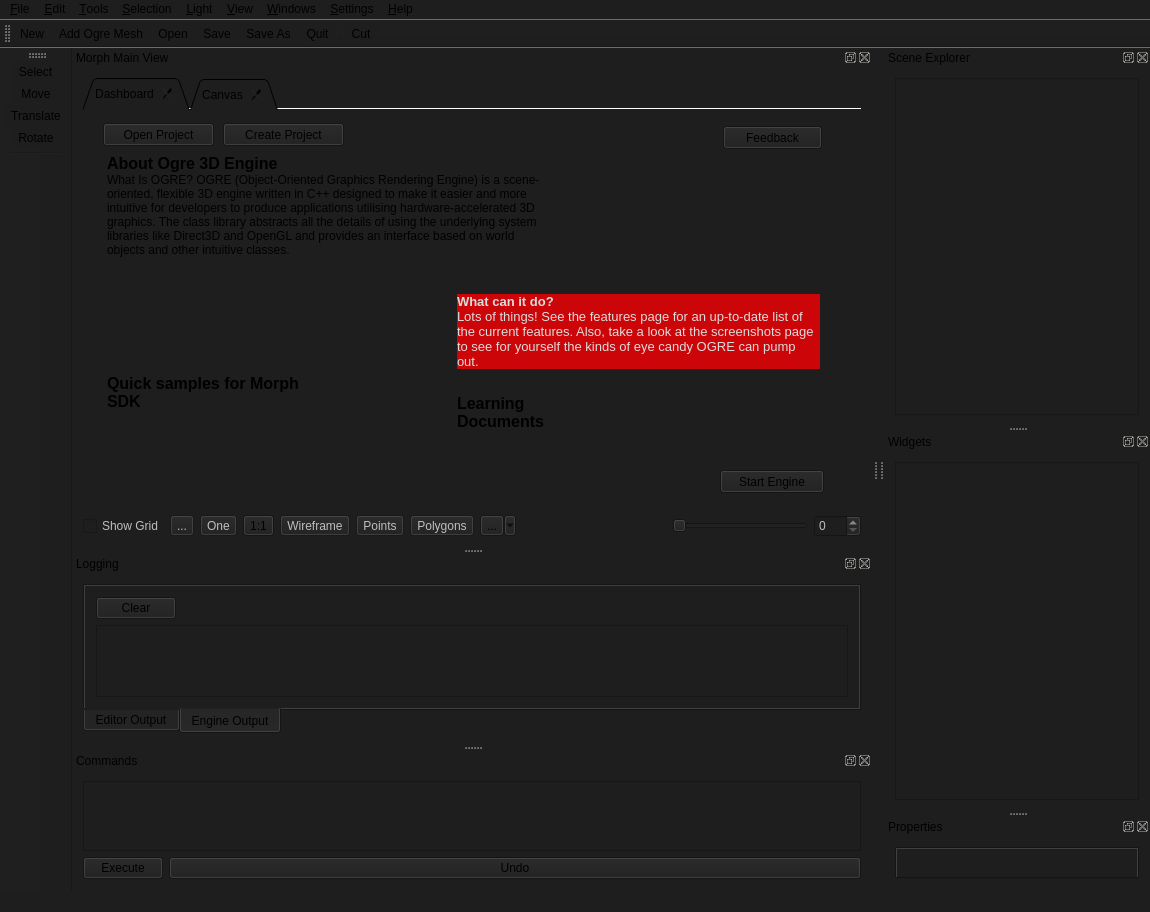
This is Morph/mainwindow.ui in wazery/Morph-SDK as Qt 5 draws it before an edit. The edited form follows.
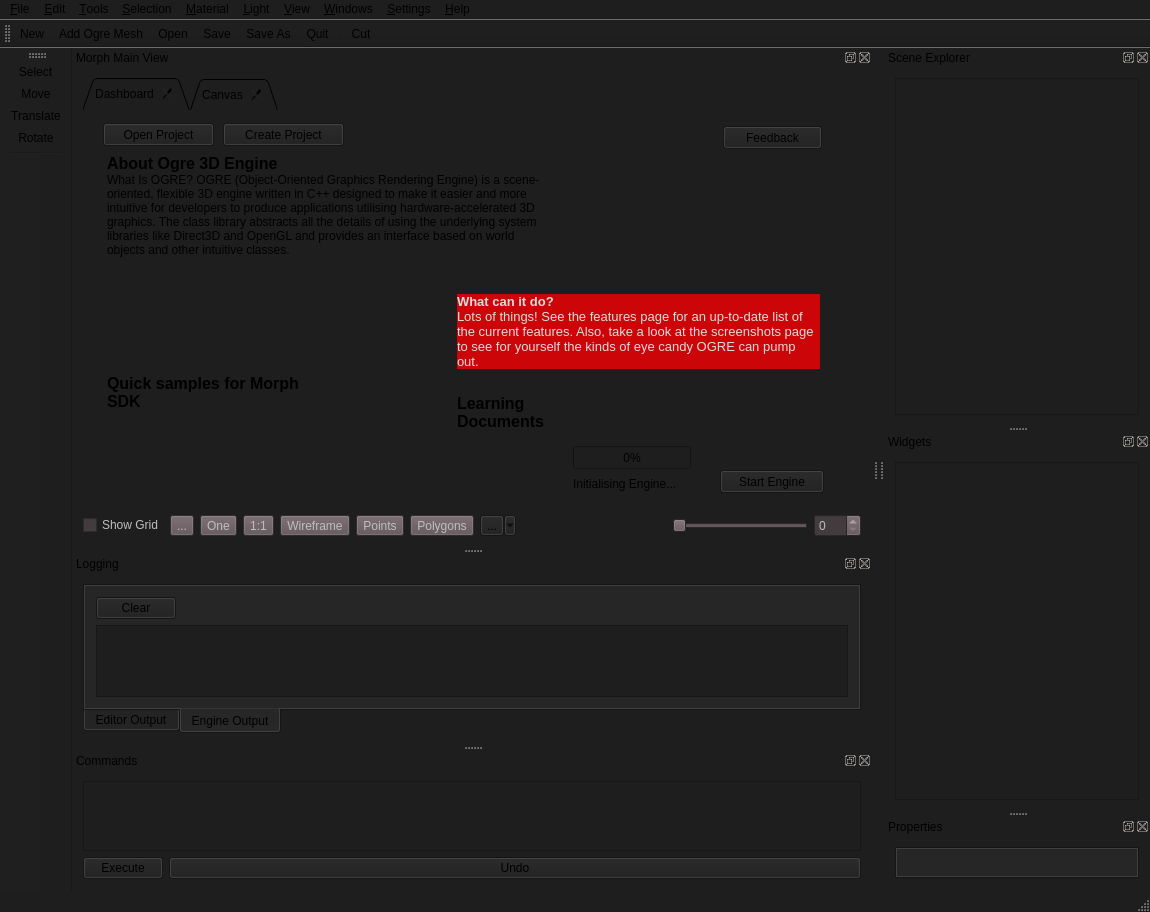
This is the edited form. Icons and pictures are not drawn. Custom widgets are drawn as their Qt base class.

Commit message: Added Material window & refactored a lot of functionalities

Diff of the .ui file:
```diff
--- a/Morph/mainwindow.ui
+++ b/Morph/mainwindow.ui
@@ -8,7 +8,7 @@
     <x>0</x>
     <y>0</y>
     <width>1150</width>
-    <height>877</height>
+    <height>883</height>
    </rect>
   </property>
   <property name="minimumSize">
@@ -17,6 +17,124 @@
     <height>0</height>
    </size>
   </property>
+  <property name="palette">
+   <palette>
+    <active>
+     <colorrole role="Button">
+      <brush brushstyle="SolidPattern">
+       <color alpha="255">
+        <red>30</red>
+        <green>30</green>
+        <blue>30</blue>
+       </color>
+      </brush>
+     </colorrole>
+     <colorrole role="Light">
+      <brush brushstyle="SolidPattern">
+       <color alpha="255">
+        <red>30</red>
+        <green>30</green>
+        <blue>30</blue>
+       </color>
+      </brush>
+     </colorrole>
+     <colorrole role="Base">
+      <brush brushstyle="SolidPattern">
+       <color alpha="255">
+        <red>30</red>
+        <green>30</green>
+        <blue>30</blue>
+       </color>
+      </brush>
+     </colorrole>
+     <colorrole role="Window">
+      <brush brushstyle="SolidPattern">
+       <color alpha="255">
+        <red>30</red>
+        <green>30</green>
+        <blue>30</blue>
+       </color>
+      </brush>
+     </colorrole>
+    </active>
+    <inactive>
+     <colorrole role="Button">
+      <brush brushstyle="SolidPattern">
+       <color alpha="255">
+        <red>30</red>
+        <green>30</green>
+        <blue>30</blue>
+       </color>
+      </brush>
+     </colorrole>
+     <colorrole role="Light">
+      <brush brushstyle="SolidPattern">
+       <color alpha="255">
+        <red>30</red>
+        <green>30</green>
+        <blue>30</blue>
+       </color>
+      </brush>
+     </colorrole>
+     <colorrole role="Base">
+      <brush brushstyle="SolidPattern">
+       <color alpha="255">
+        <red>30</red>
+        <green>30</green>
+        <blue>30</blue>
+       </color>
+      </brush>
+     </colorrole>
+     <colorrole role="Window">
+      <brush brushstyle="SolidPattern">
+       <color alpha="255">
+        <red>30</red>
+        <green>30</green>
+        <blue>30</blue>
+       </color>
+      </brush>
+     </colorrole>
+    </inactive>
+    <disabled>
+     <colorrole role="Button">
+      <brush brushstyle="SolidPattern">
+       <color alpha="255">
+        <red>92</red>
+        <green>79</green>
+        <blue>83</blue>
+       </color>
+      </brush>
+     </colorrole>
+     <colorrole role="Light">
+      <brush brushstyle="SolidPattern">
+       <color alpha="255">
+        <red>92</red>
+        <green>82</green>
+        <blue>85</blue>
+       </color>
+      </brush>
+     </colorrole>
+     <colorrole role="Base">
+      <brush brushstyle="SolidPattern">
+       <color alpha="255">
+        <red>67</red>
+        <green>60</green>
+        <blue>63</blue>
+       </color>
+      </brush>
+     </colorrole>
+     <colorrole role="Window">
+      <brush brushstyle="SolidPattern">
+       <color alpha="255">
+        <red>60</red>
+        <green>53</green>
+        <blue>56</blue>
+       </color>
+      </brush>
+     </colorrole>
+    </disabled>
+   </palette>
+  </property>
   <property name="windowTitle">
    <string>Morph Editor</string>
   </property>
@@ -28,7 +146,7 @@
    <bool>false</bool>
   </property>
   <property name="styleSheet">
-   <string notr="true">background:rgb(30, 30, 30)</string>
+   <string notr="true"/>
   </property>
   <property name="documentMode">
    <bool>false</bool>
@@ -129,10 +247,18 @@
     </property>
     <addaction name="actionConfigure_Editor"/>
    </widget>
+   <widget class="QMenu" name="menuMaterial">
+    <property name="title">
+     <string>&amp;Material</string>
+    </property>
+    <addaction name="actionSet_Script_Path"/>
+    <addaction name="actionSet_Texture"/>
+   </widget>
    <addaction name="menuFile"/>
    <addaction name="menuEdit"/>
    <addaction name="menuTools"/>
    <addaction name="menuSelection"/>
+   <addaction name="menuMaterial"/>
    <addaction name="menuObjects"/>
    <addaction name="menuView"/>
    <addaction name="menuWindows"/>
@@ -418,6 +544,32 @@
           <bool>false</bool>
          </property>
         </widget>
+        <widget class="QProgressBar" name="engineProgress">
+         <property name="geometry">
+          <rect>
+           <x>490</x>
+           <y>336</y>
+           <width>118</width>
+           <height>23</height>
+          </rect>
+         </property>
+         <property name="value">
+          <number>0</number>
+         </property>
+        </widget>
+        <widget class="QLabel" name="label">
+         <property name="geometry">
+          <rect>
+           <x>490</x>
+           <y>366</y>
+           <width>121</width>
+           <height>16</height>
+          </rect>
+         </property>
+         <property name="text">
+          <string>Initialising Engine...</string>
+         </property>
+        </widget>
        </widget>
        <widget class="QWidget" name="rendered">
         <attribute name="icon">
@@ -479,7 +631,10 @@
         </widget>
        </item>
        <item>
-        <widget class="QToolButton" name="toolButton">
+        <widget class="QToolButton" name="onetoOne">
+         <property name="enabled">
+          <bool>false</bool>
+         </property>
          <property name="text">
           <string>1:1</string>
          </property>
```
Left out of the diff: 46 changed lines with no effect on the pictures. The commit also changes 47 other files.
